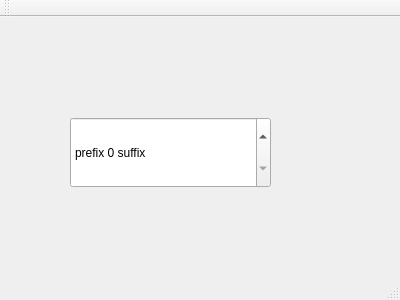
Above: gui/QSpinBox/mainwindow.ui from jinhang87/qtutil before the change. Below: the same form after it.
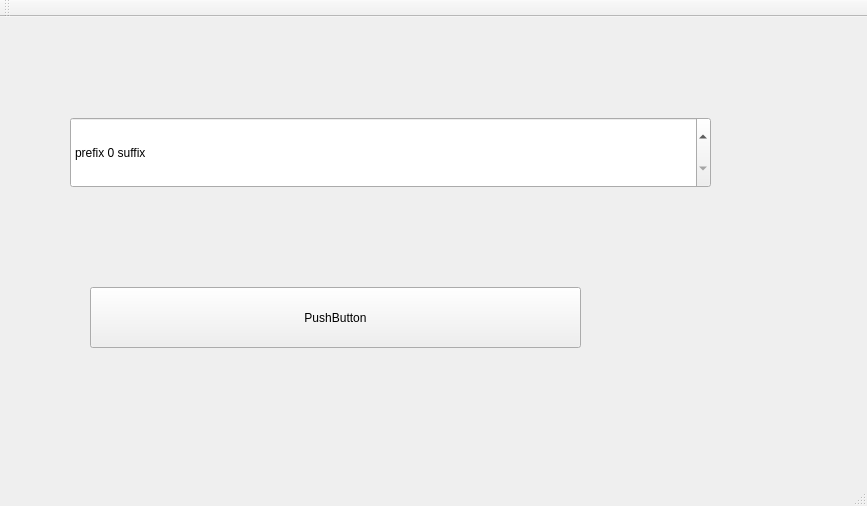
That is the form after the change.

The edit to the form file:
```diff
--- a/gui/QSpinBox/mainwindow.ui
+++ b/gui/QSpinBox/mainwindow.ui
@@ -6,8 +6,8 @@
    <rect>
     <x>0</x>
     <y>0</y>
-    <width>400</width>
-    <height>300</height>
+    <width>867</width>
+    <height>506</height>
    </rect>
   </property>
   <property name="windowTitle">
@@ -19,10 +19,13 @@
      <rect>
       <x>70</x>
       <y>100</y>
-      <width>201</width>
+      <width>641</width>
       <height>71</height>
      </rect>
     </property>
+    <property name="styleSheet">
+     <string notr="true"/>
+    </property>
     <property name="suffix">
      <string> suffix</string>
     </property>
@@ -30,6 +33,19 @@
      <string>prefix </string>
     </property>
    </widget>
+   <widget class="QPushButton" name="pushButton">
+    <property name="geometry">
+     <rect>
+      <x>90</x>
+      <y>270</y>
+      <width>491</width>
+      <height>61</height>
+     </rect>
+    </property>
+    <property name="text">
+     <string>PushButton</string>
+    </property>
+   </widget>
   </widget>
   <widget class="QMenuBar" name="menuBar">
    <property name="geometry">
```
Left out of the diff: 2 changed lines with no effect on the pictures.
